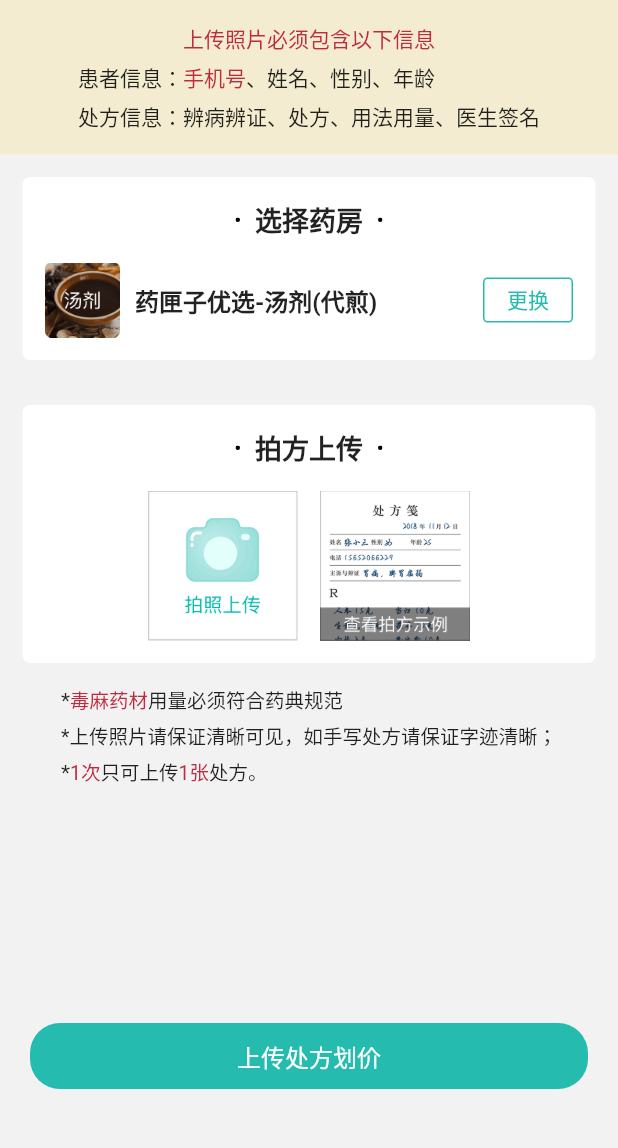
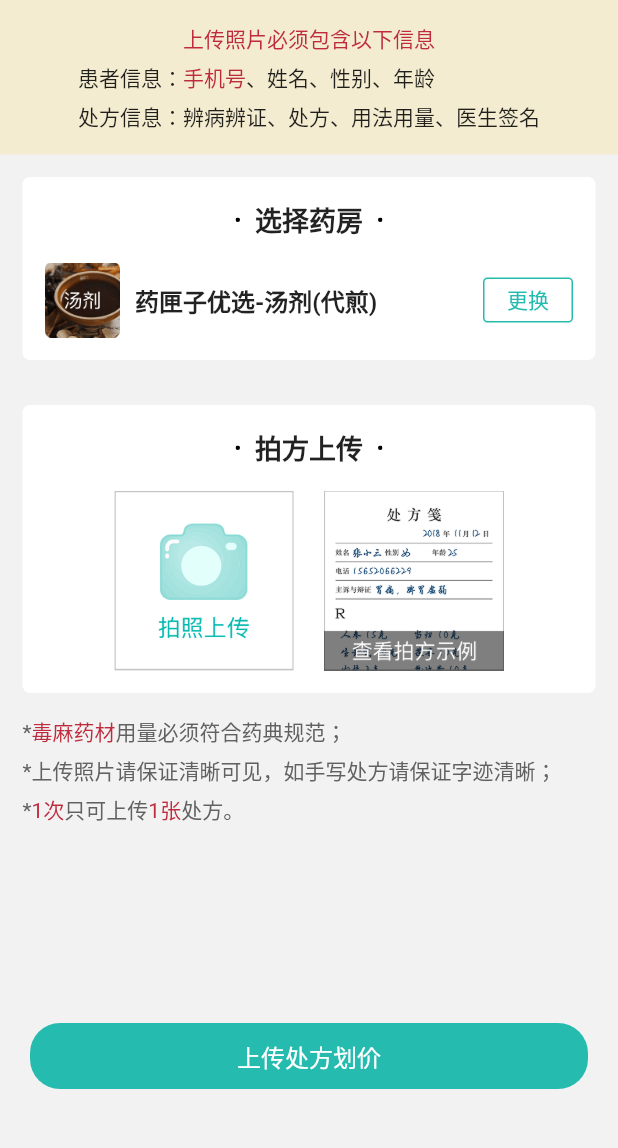
Before and after one commit to shuigesuntao/flutter_drug, a Flutter app: the TakePrescriptionPage screen opened by its route, on a phone screen of 412 x 824 dp, the part 84-1232 px from its top. Run offline on Flutter 3.47's test engine with Material 2 defaults, Android fonts, the phone set to English and light mode, and no system bars; drawn by our look-alikes of oktoast; our stand-ins replace azlistview, cached_network_image, device_info, dio, flutter_easyrefresh, flutter_swiper and 6 more; missing offline and left inert: extended_text, lpinyin; accounts and stored records are empty; network calls fail.

Commit message:
在线开方选择患者

```diff
--- a/lib/config/provider_manager.dart
+++ b/lib/config/provider_manager.dart
@@ -11,7 +11,7 @@ List<SingleChildCloneableWidget> providers = [
 /// 独立的model
 List<SingleChildCloneableWidget> independentServices = [
 //  Provider.value(value: Api())
-  ChangeNotifierProvider<UserModel>.value(value: UserModel())
+  ChangeNotifierProvider<UserModel>.value(value: UserModel()),
 ];
 
 /// 需要依赖的model
--- a/lib/config/router_manager.dart
+++ b/lib/config/router_manager.dart
@@ -2,11 +2,13 @@ import 'package:flutter/material.dart';
 import 'package:flutter/cupertino.dart';
 import 'package:flutter_drug/ui/page/add_patient_page.dart';
 import 'package:flutter_drug/ui/page/prescription/check_message_page.dart';
-import 'package:flutter_drug/ui/page/prescription/prescription_already_page.dart';
-import 'package:flutter_drug/ui/page/prescription/prescription_formwork_page.dart';
-import 'package:flutter_drug/ui/page/prescription/prescription_sample_page.dart';
-import 'package:flutter_drug/ui/page/prescription/take_prescription_page.dart';
-import 'package:flutter_drug/ui/page/search/prescription_form_work_search_page.dart';
+import 'package:flutter_drug/ui/page/prescription/p_already_page.dart';
+import 'package:flutter_drug/ui/page/prescription/p_formwork_tab_page.dart';
+import 'package:flutter_drug/ui/page/prescription/p_open_page.dart';
+import 'package:flutter_drug/ui/page/prescription/p_sample_page.dart';
+import 'package:flutter_drug/ui/page/prescription/p_take.dart';
+import 'package:flutter_drug/ui/page/search/p_form_work_search_page.dart';
+import 'package:flutter_drug/ui/page/search/p_person_search_page.dart';
 import 'package:flutter_drug/ui/page/setting_page.dart';
 import 'package:flutter_drug/ui/page/splash.dart';
 import 'package:flutter_drug/ui/page/tab/tab_navigator.dart';
@@ -26,6 +28,7 @@ class RouteName {
   static const String tab = '/';//首页
   static const String test = 'test';//测试
   static const String addPatient = 'addPatient';//添加患者
+  static const String openPrescription = 'openPrescription';//在线开方
   static const String takePrescription = 'takePrescription';//拍方上传
   static const String checkMessage = 'checkMessage';//审方消息
   static const String prescriptionFormWork = 'prescriptionFormWork';//处方模板
@@ -34,6 +37,7 @@ class RouteName {
   static const String prescriptionAlready = 'prescriptionAlready';//已开处方
   static const String prescriptionSample = 'prescriptionSample';//处方示例
   static const String prescriptionFormWorkSearch = 'prescriptionFormWorkSearch';//处方模板搜索
+  static const String personSearch = 'personSearch';//开方患者搜索
   static const String login = 'login';
   static const String register = 'register';
   static const String myAccount = 'myAccount';//我的账户
@@ -53,6 +57,8 @@ class Router {
         return NoAnimRouteBuilder(TabNavigator());
       case RouteName.addPatient:
         return CupertinoPageRoute(builder: (_) => AddPatientPage());
+      case RouteName.openPrescription:
+        return CupertinoPageRoute(builder: (_) => PrescriptionOpenPage());
       case RouteName.takePrescription:
         return CupertinoPageRoute(builder: (_) => TakePrescriptionPage());
       case RouteName.checkMessage:
@@ -69,6 +75,8 @@ class Router {
         return CupertinoPageRoute(builder: (_) => PrescriptionSamplePage());
       case RouteName.prescriptionFormWorkSearch:
         return CupertinoPageRoute(builder: (_) => PrescriptionFormWorkSearchPage());
+      case RouteName.personSearch:
+        return CupertinoPageRoute(builder: (_) => PrescriptionPersonSearchPage());
       case RouteName.test:
         return CupertinoPageRoute(builder: (_) => TestPage());
 //      case RouteName.homeSecondFloor:
--- a/lib/ui/page/prescription/prescription_already_page.dart
+++ b/lib/ui/page/prescription/p_already_page.dart
@@ -1,7 +1,7 @@
 
 
 import 'package:flutter/material.dart';
-import 'package:flutter_drug/ui/page/prescription/prescription_list_page.dart';
+import 'package:flutter_drug/ui/page/prescription/p_list_page.dart';
 import 'package:flutter_drug/ui/widget/titlebar.dart';
 
 class PrescriptionAlreadyPage extends StatefulWidget{
--- a/lib/ui/page/prescription/prescription_formwork_page.dart
+++ b/lib/ui/page/prescription/p_formwork_tab_page.dart
@@ -3,8 +3,7 @@
 import 'package:flutter/material.dart';
 import 'package:flutter_drug/config/resource_mananger.dart';
 import 'package:flutter_drug/config/router_manager.dart';
-import 'package:flutter_drug/ui/page/prescription/prescription_formwork_list_page.dart';
-import 'package:flutter_drug/ui/page/prescription/prescription_list_page.dart';
+import 'package:flutter_drug/ui/page/prescription/p_formwork_list_page.dart';
 import 'package:flutter_drug/ui/widget/titlebar.dart';
 
 class PrescriptionFormWorkPage extends StatefulWidget{
@@ -72,7 +71,9 @@ class _PrescriptionFormWorkPageState extends State<PrescriptionFormWorkPage>{
                   child: TabBar(
                     indicatorColor: Theme.of(context).primaryColor,
                     labelColor: Theme.of(context).primaryColor,
+                    labelStyle:TextStyle(fontSize: 16),
                     unselectedLabelColor: Colors.black87,
+                    indicatorWeight: 3,
                     indicatorSize: TabBarIndicatorSize.label,
                     tabs: List.generate(tabTitles.length, (index) => Tab(text: tabTitles[index]))
                   ),
--- a/lib/ui/page/prescription/take_prescription_page.dart
+++ b/lib/ui/page/prescription/p_take.dart
@@ -23,6 +23,7 @@ class _TakePrescriptionPageState extends State<TakePrescriptionPage>{
         model: TakePrescriptionModel(),
         builder: (context,takePrescriptionModel,child){
           return Column(
+            crossAxisAlignment: CrossAxisAlignment.start,
             children: <Widget>[
               Container(
                 width: double.infinity,
@@ -145,18 +146,18 @@ class _TakePrescriptionPageState extends State<TakePrescriptionPage>{
                             },
                             child: model.image == null ? Image.asset(
                               ImageHelper.wrapAssets('ic_clickphotos.png'),
-                              width: 100,
-                              height: 100,
+                              width: 120,
+                              height: 120,
                             ) : _buildImageItem(model),
                           );
                         }),
-                        SizedBox(width: 15),
+                        SizedBox(width: 20),
                         InkWell(
                           onTap: () => Navigator.of(context).pushNamed(RouteName.prescriptionSample),
                           child: Image.asset(
                             ImageHelper.wrapAssets('ic_sample.png'),
-                            width: 100,
-                            height: 100,
+                            width: 120,
+                            height: 120,
                           ),
                         ),
                       ],
@@ -172,39 +173,39 @@ class _TakePrescriptionPageState extends State<TakePrescriptionPage>{
                     RichText(
                       text: TextSpan(
                         text: '*',
-                        style: TextStyle(color: Colors.black87),
+                        style: TextStyle(color: Colors.grey[700]),
                         children: <TextSpan>[
                           TextSpan(
                             text: '毒麻药材',
-                            style: TextStyle(color: Color(0xFFBF2B3E),fontSize: 13)),
+                            style: TextStyle(color: Color(0xFFBF2B3E))),
                           TextSpan(
-                            text: '用量必须符合药典规范',
-                            style: TextStyle(color: Colors.black87,fontSize: 13),
+                            text: '用量必须符合药典规范；',
+                            style: TextStyle(color: Colors.grey[700]),
                           )
                         ]),
                     ),
                     Padding(
                       padding: EdgeInsets.symmetric(vertical: 5),
-                      child: Text('*上传照片请保证清晰可见，如手写处方请保证字迹清晰；',style: TextStyle(fontSize: 13),),
+                      child: Text('*上传照片请保证清晰可见，如手写处方请保证字迹清晰；',style: TextStyle(color: Colors.grey[700]),),
                     ),
                     RichText(
                       text: TextSpan(
                         text: '*',
-                        style: TextStyle(color: Colors.black87),
+                        style: TextStyle(color: Colors.grey[700]),
                         children: <TextSpan>[
                           TextSpan(
                             text: '1次',
-                            style: TextStyle(color: Color(0xFFBF2B3E),fontSize: 13)),
+                            style: TextStyle(color: Color(0xFFBF2B3E))),
                           TextSpan(
                             text: '只可上传',
-                            style: TextStyle(color: Colors.black87,fontSize: 13),
+                            style: TextStyle(color: Colors.grey[700]),
                           ),
                           TextSpan(
                             text: '1张',
-                            style: TextStyle(color: Color(0xFFBF2B3E),fontSize: 13)),
+                            style: TextStyle(color: Color(0xFFBF2B3E))),
                           TextSpan(
                             text: '处方。',
-                            style: TextStyle(color: Colors.black87,fontSize: 13),
+                            style: TextStyle(color: Colors.grey[700]),
                           ),
                         ]),
                     ),
--- a/lib/ui/page/search/prescription_form_work_search_page.dart
+++ b/lib/ui/page/search/p_form_work_search_page.dart
@@ -1,7 +1,7 @@
 import 'package:flutter/material.dart';
 import 'package:flutter_drug/provider/provider_widget.dart';
 import 'package:flutter_drug/provider/view_state_widget.dart';
-import 'package:flutter_drug/ui/page/prescription/prescription_formwork_list_page.dart';
+import 'package:flutter_drug/ui/page/prescription/p_formwork_list_page.dart';
 import 'package:flutter_drug/ui/widget/search_bar.dart';
 import 'package:flutter_drug/view_model/prescription_model.dart';
 import 'package:flutter_easyrefresh/easy_refresh.dart';
@@ -12,7 +12,7 @@ class PrescriptionFormWorkSearchPage extends StatelessWidget {
   Widget build(BuildContext context) {
     return Scaffold(
         appBar: SearchBar(
-          hintText: "按处方名称检索",
+          hintText: "按处方名称搜索",
           onPressed: (text) {
             showToast("搜索内容：$text");
           },
--- a/lib/ui/page/tab/home_page.dart
+++ b/lib/ui/page/tab/home_page.dart
@@ -102,7 +102,7 @@ class _HomePageState extends State<HomePage>
                                           '在线开方',
                                           'ic_zxkf.png',
                                           onClick: () =>
-                                              nextPage(RouteName.test),
+                                              nextPage(RouteName.openPrescription),
                                         ),
                                         HomeItemWidget(
                                           '拍方上传',
--- a/lib/ui/widget/titlebar.dart
+++ b/lib/ui/widget/titlebar.dart
@@ -18,8 +18,7 @@ class TitleBar {
             child: Center(
               child: Text(
                 actionText,
-                style: TextStyle(
-                  fontSize: 14, color:actionTextColor == null? Theme.of(context).primaryColor : actionTextColor),
+                style: TextStyle(color:actionTextColor == null? Theme.of(context).primaryColor : actionTextColor),
               ),
             ),
           ))
--- a/pubspec.yaml
+++ b/pubspec.yaml
@@ -29,19 +29,25 @@ dependencies:
   provider: ^3.0.0+1
   # UI
   oktoast: ^2.2.0
+  # refresh
   flutter_easyrefresh: ^2.0.4
+  # banner
   flutter_swiper: ^1.1.6
   cached_network_image: ^1.1.1
   # Data
   dio: ^3.0.2
+  # 本地存储
   shared_preferences: ^0.5.2+2
   url_launcher: ^5.1.2
   path_provider: ^1.2.0
   # WebView iOS添加键值对 o.flutter.embedded_views_preview = YES
   webview_flutter: ^0.3.13
+  # 二维码
   qr_flutter: ^3.0.1
+  # 字母筛选
   azlistview: ^0.1.2
   lpinyin: ^1.0.7
+  # 图片选择
   image_picker: ^0.6.1+4
   localstorage: ^2.0.0
   extended_text: ^0.6.6
```
Also changed, not shown: lib/ui/page/prescription/p_formwork_list_page.dart (renamed from lib/ui/page/prescription/prescription_formwork_list_page.dart, +15 -4 lines), lib/ui/page/prescription/p_open_page.dart (added, +211 -0 lines), lib/ui/page/search/p_person_search_page.dart (added, +100 -0 lines), lib/ui/page/tab/address_book_page.dart (+9 -7 lines), lib/ui/widget/search_bar.dart (+27 -10 lines), lib/view_model/firend_model.dart (+12 -0 lines), assets/images/phone_kf.png (added), assets/images/wx_kf.png (added), lib/ui/page/prescription/p_list_page.dart (renamed from lib/ui/page/prescription/prescription_list_page.dart), lib/ui/page/prescription/p_sample_page.dart (renamed from lib/ui/page/prescription/prescription_sample_page.dart), 2 other files.
